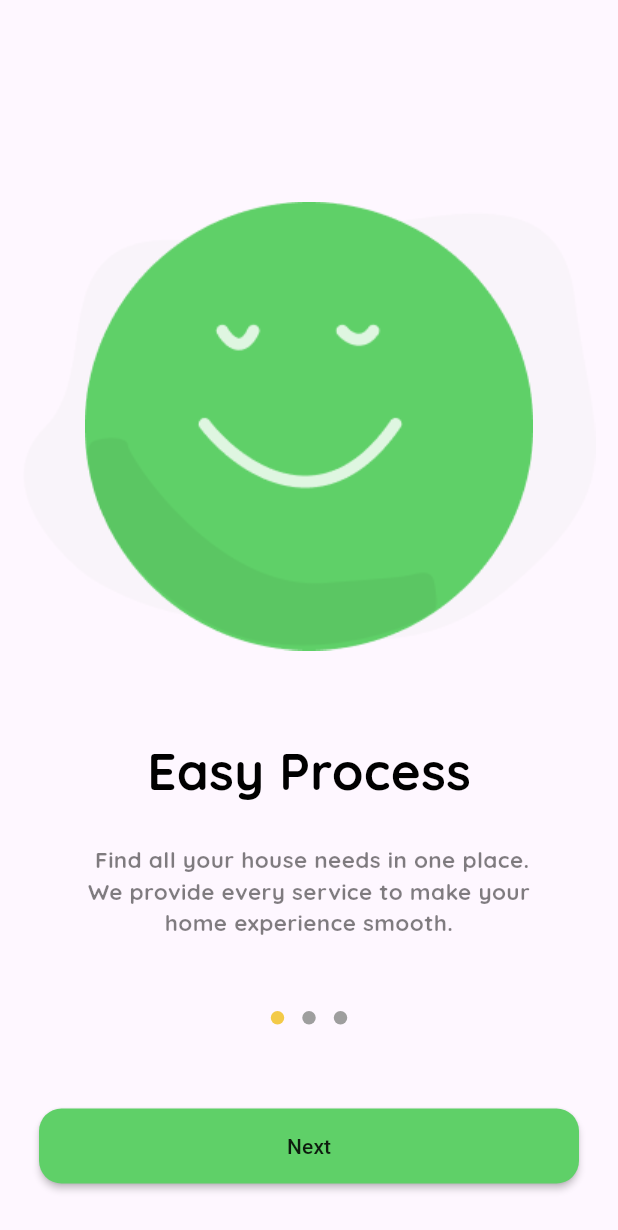
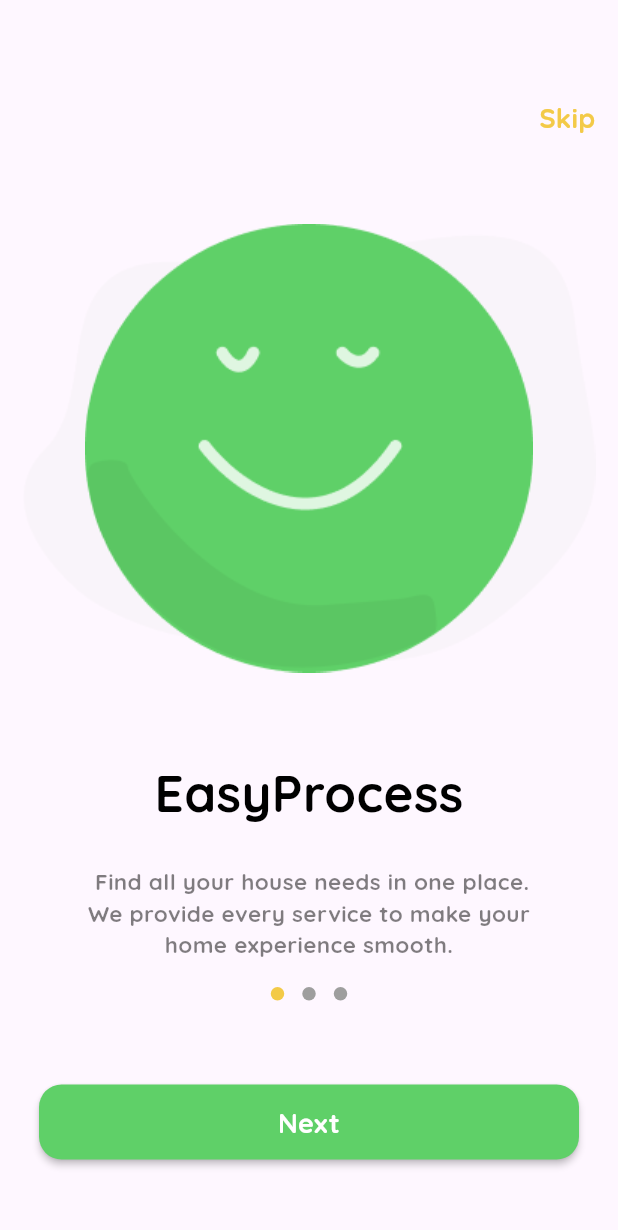
Before and after one commit to Ahmed-Alshobaki/Home-Services-App, a Flutter app: the OnBoarding1 screen opened by its route, on a phone screen of 412 x 824 dp. Shown: the top 1230 px of the screen. Run offline on Flutter 3.47's test engine with Material 2 defaults, Android fonts, the phone set to English and light mode, and no system bars; drawn by our look-alikes of introduction_screen; our stand-ins replace get; missing offline and left inert: image_pickers.

```diff
--- /dev/null
+++ b/lib/Localizations/welcome page/onboarding1/onboarding.dart
@@ -0,0 +1,49 @@
+import 'dart:ui';
+
+import 'package:get/get.dart';
+import 'package:shop/core/resources/manager_strings.dart';
+
+import '../../../core/resources/manager_fonts.dart';
+
+class Translations1 implements Translations{
+  @override
+  // TODO: implement keys
+  Map<String, Map<String, String>> get keys => {
+    "ar" : {
+      ManagerStrings.EasyProcess :"سهولة الوصول",
+      ManagerStrings.sube2 :"ابحث عن كل احتياجات منزلك في مكان واحد. نحن نقدم كل الخدمات لجعل تجربة منزلك سلسة.",
+      ManagerStrings.Skip : "تخطي",
+      ManagerStrings.Next : "دخول",
+      ManagerStrings.ExpertPeople : "عمالة مميزة",
+      ManagerStrings.ExpertPeoplesub : "لدينا أفضل الأفراد في مجالهم يعملون من أجلك فقط. إنهم مدربون جيدًا وقادرون على التعامل مع أي شيء تحتاجه."
+    },
+    "en" : {
+      ManagerStrings.EasyProcess  : "EasyProcess",
+      ManagerStrings.sube2  :  ManagerStrings.sube2 ,
+      ManagerStrings.Skip : "Skip",
+      ManagerStrings.Next : "Next",
+      ManagerStrings.ExpertPeople : ManagerStrings.ExpertPeople,
+      ManagerStrings.ExpertPeoplesub : ManagerStrings.ExpertPeoplesub
+    }
+  };
+
+String en_US = "en";
+String ar_JO = "ar";
+
+
+  String getlanguage(String s){
+  if (s.contains(en_US)) {
+   return "en";
+
+  }else if(s.contains(ar_JO)){
+    return "ar";
+  }
+  return "null";
+}
+String getlang (String lang){
+    if (lang=="ar") {
+      return ManagerFont.din;
+    }else{ return ManagerFont.quicksand;};
+    return "null";
+}
+}
--- a/lib/controlle/Language/Languagecontrolle.dart
+++ b/lib/controlle/Language/Languagecontrolle.dart
@@ -1,3 +1,4 @@
+import 'package:flutter/material.dart';
 import 'package:get/get.dart';
 
 class LanguageControlle extends GetxController{
@@ -7,5 +8,8 @@ class LanguageControlle extends GetxController{
     language = s;
     update();
 }
-
+  void change(String s){
+    Locale locale = Locale(s);
+    Get.updateLocale(locale);
+  }
 }
--- a/lib/controlle/OnBoarding/OnBoarding.dart
+++ b/lib/controlle/OnBoarding/OnBoarding.dart
@@ -3,6 +3,7 @@ import 'package:get/get.dart';
 import 'package:introduction_screen/introduction_screen.dart';
 import 'package:shop/core/resources/manager_routes.dart';
 
+import '../../Localizations/welcome page/onboarding1/onboarding.dart';
 import '../../core/resources/manager_assets.dart';
 import '../../core/resources/manager_colors.dart';
 import '../../core/resources/manager_font_sizes.dart';
@@ -10,7 +11,10 @@ import '../../core/resources/manager_fonts.dart';
 import '../../core/resources/manager_strings.dart';
 
 class OnBoarding extends GetxController{
+
+  Translations1 Translationsz1= Get.put(Translations1());
   List<PageViewModel> getpages() {
+    String lang1= Translationsz1.getlanguage(Get.deviceLocale!.languageCode);
     return [
       PageViewModel(
         decoration: PageDecoration(imageFlex: 2),
@@ -23,20 +27,24 @@ class OnBoarding extends GetxController{
             ],
           ),
         ),
-        titleWidget: const Text((ManagerStrings.EasyProcess1),
-            style: TextStyle(
+        titleWidget:  Text((ManagerStrings.EasyProcess.tr),
+            style:  TextStyle(
                 color: ManagerColors.black,
                 fontWeight: FontWeight.bold,
                 fontSize: ManagerFontSizes.s34,
-                fontFamily: ManagerFont.quicksand)),
+                fontFamily:Translationsz1.getlang(lang1),
+
+            )
+        ),
+          // ManagerFont.quicksand
         bodyWidget: Container(
             height: 80,
             width: 301,
             child: Text(
-              ManagerStrings.sube2,
+              ManagerStrings.sube2.tr,
               textAlign: TextAlign.center,
               style: TextStyle(
-                  fontFamily: ManagerFont.quicksand,
+                  fontFamily: Translationsz1.getlang(lang1),
                   fontWeight: FontWeight.w500,
                   color: ManagerColors.black80,
                   fontSize: 15),
@@ -53,20 +61,20 @@ class OnBoarding extends GetxController{
             ],
           ),
         ),
-        titleWidget: const Text((ManagerStrings.ExpertPeople),
-            style: TextStyle(
+        titleWidget:  Text((ManagerStrings.ExpertPeople.tr),
+            style:  TextStyle(
                 color: ManagerColors.black,
                 fontWeight: FontWeight.bold,
                 fontSize: ManagerFontSizes.s34,
-                fontFamily: ManagerFont.quicksand)),
+                fontFamily: Translationsz1.getlang(lang1))),
         bodyWidget: Container(
             height: 80,
             width: 301,
-            child: const Text(
-              ManagerStrings.ExpertPeoplesub,
+            child:  Text(
+              ManagerStrings.ExpertPeoplesub.tr,
               textAlign: TextAlign.center,
-              style: TextStyle(
-                  fontFamily: ManagerFont.quicksand,
+              style:  TextStyle(
+                  fontFamily: Translationsz1.getlang(lang1),
                   fontWeight: FontWeight.w500,
                   color: ManagerColors.black80,
                   fontSize: 15),
@@ -114,7 +122,7 @@ class OnBoarding extends GetxController{
   }
   void Done(int? a){
     if(introKey.currentState?.getCurrentPage()==2){
-      Get.offNamed(ManagerRoutes.Login);
+      Get.offNamed(ManagerRoutes.LanguageApp);
 
     }
   }
--- a/lib/core/resources/manager_font_sizes.dart
+++ b/lib/core/resources/manager_font_sizes.dart
@@ -11,4 +11,6 @@ class ManagerFontSizes {
   static const double s42= 42;
   static const double s22= 22;
   static const double s15 = 15;
+  static const double s12= 12;
+  static const double s13= 13;
 }
--- a/lib/core/resources/manager_fonts.dart
+++ b/lib/core/resources/manager_fonts.dart
@@ -1,4 +1,14 @@
+import 'package:get/get.dart';
+import 'package:path/path.dart';
+
 class ManagerFont {
   static String appFont = 'Cairo';
   static const String quicksand = 'quicksand';
+  static const String quicksandRegular = 'quicksandRegular';
+  static const String QuicksandMediumttf = 'QuicksandMediumttf';
+  static const String din = 'din';
+
+
+
+
 }
--- a/lib/core/resources/manager_routes.dart
+++ b/lib/core/resources/manager_routes.dart
@@ -4,7 +4,7 @@ class ManagerRoutes {
   static const splash = "/splash";
   static const onboarding1 = "/onboarding1";
   static const Login = "/Login";
-  static const LanguageApp = "/Login";
+  static const LanguageApp = "/LanguageApp";
 
 
 }
--- a/lib/core/resources/manager_strings.dart
+++ b/lib/core/resources/manager_strings.dart
@@ -1,7 +1,7 @@
 class ManagerStrings {
   static const String appName = 'Shop App';
   static const String aboutScreen = 'About Screen';
-  static const String EasyProcess1 = "Easy Process";
+  static const String EasyProcess = "Easy Process";
   static const String sube2 =
       " Find all your house needs in one place.  We provide every service to make your home experience smooth.";
   static const String ExpertPeople = " Expert People";
@@ -17,6 +17,8 @@ class ManagerStrings {
   static const String selectlanguage = "Select Language";
   static const String English = "English";
   static const String Arabic = "Arabic";
-
+  static const String  Bycreatinganaccountyouagreetoour = "By creating an account, you agree to our";
+  static const String  Term_and_Conditions = "Term and Conditions";
+  static const String  Skip = "Skip";
 
 }
--- a/lib/view/welcome page/onboarding1/onboarding1.dart
+++ b/lib/view/welcome page/onboarding1/onboarding1.dart
@@ -3,8 +3,10 @@ import 'package:get/get.dart';
 import 'package:shop/core/resources/manager_assets.dart';
 import 'package:shop/core/resources/manager_font_sizes.dart';
 import 'package:shop/core/resources/manager_height.dart';
+import 'package:shop/core/resources/manager_routes.dart';
 import 'package:shop/core/resources/manager_strings.dart';
 
+import '../../../Localizations/welcome page/onboarding1/onboarding.dart';
 import '../../../controlle/OnBoarding/OnBoarding.dart';
 import '../../../core/resources/manager_colors.dart';
 import 'package:introduction_screen/introduction_screen.dart';
@@ -21,20 +23,36 @@ import '../../widget/Buttom/Buttomprimary.dart';
 // }
 
 class OnBoarding1 extends StatelessWidget {
-  const OnBoarding1({super.key});
-
+   OnBoarding1({super.key});
+  Locale? langCode;
+   String? lang ;
   @override
   Widget build(BuildContext context) {
     OnBoarding OnBoarding1 = Get.put(OnBoarding());
-
+    Translations1 Translationsz = Get.put(Translations1());
+    lang= Translationsz.getlanguage(Get.deviceLocale!.languageCode);
     // TODO: implement build
     return Scaffold(
         body: Container(
       padding: EdgeInsetsDirectional.all(ManagerFontSizes.s15),
       child: Column(
         mainAxisAlignment: MainAxisAlignment.center,
-        crossAxisAlignment: CrossAxisAlignment.center,
         children: [
+          Container(
+            margin: EdgeInsetsDirectional.only(top: 50),
+            alignment: AlignmentDirectional.topEnd,
+            child: InkWell(
+              onTap: (){
+                Get.offNamed(ManagerRoutes.LanguageApp);
+              },
+                child:  Text(
+              ManagerStrings.Skip.tr,
+              style: TextStyle(
+                  fontSize: ManagerFontSizes.s18,
+                  fontFamily: Translationsz.getlang(lang!),
+                  color: ManagerColors.yellow),
+            )),
+          ),
           Container(
             // _introKey
             child: Expanded(
@@ -48,32 +66,18 @@ class OnBoarding1 extends StatelessWidget {
                 showSkipButton: false,
                 showDoneButton: false,
                 showNextButton: false,
-
               ),
             ),
           ),
-          //SizedBox(height: 40,),
-          // Container(
-          //     margin: const EdgeInsetsDirectional.only(bottom: 20),
-          //     child: MaterialButton(
-          //       color: ManagerColors.green,
-          //       height: ManagerHeights.h50,
-          //       minWidth: ManagerHeights.h360,
-          //       onPressed: () {
-          //         OnBoarding1.introKey.currentState?.next();
-          //         int? a =OnBoarding1.introKey.currentState?.getCurrentPage();
-          //         OnBoarding1.Done(a);
-          //       },
-          //       child: const Text(ManagerStrings.Next),
-          //       shape: RoundedRectangleBorder(
-          //           borderRadius: BorderRadius.circular(ManagerFontSizes.s15)),
-          //     )),
-          ButtomPrimary(gata: (){
-            OnBoarding1.introKey.currentState?.next();
-            int? a =OnBoarding1.introKey.currentState?.getCurrentPage();
-            OnBoarding1.Done(a);
-          },),
+          ButtomPrimary(
+            bottom: 36.0,
+            gata: () {
+              OnBoarding1.introKey.currentState?.next();
+              int? a = OnBoarding1.introKey.currentState?.getCurrentPage();
+              OnBoarding1.Done(a);
 
+            },
+          ),
         ],
       ),
     ));
--- a/lib/view/widget/Buttom/Buttomprimary.dart
+++ b/lib/view/widget/Buttom/Buttomprimary.dart
@@ -1,21 +1,28 @@
 import 'package:flutter/material.dart';
+import 'package:get/get.dart';
+import 'package:get/get_core/src/get_main.dart';
 
+import '../../../Localizations/welcome page/onboarding1/onboarding.dart';
 import '../../../core/resources/manager_colors.dart';
 import '../../../core/resources/manager_font_sizes.dart';
 import '../../../core/resources/manager_height.dart';
 import '../../../core/resources/manager_strings.dart';
 import '../../welcome page/onboarding1/onboarding1.dart';
-
+Translations1 Translationsz = Get.put(Translations1());
 class ButtomPrimary extends StatelessWidget {
   var gata;
+  late double ?mtop ;
+ late  double? bottom ;
+  String lang= Translationsz.getlanguage(Get.deviceLocale!.languageCode);
 
-
-   ButtomPrimary({ this.gata()?});
+   ButtomPrimary({ this.gata()?,this.mtop,this.bottom});
 
   @override
   Widget build(BuildContext context) {
     return Container(
-        margin: const EdgeInsetsDirectional.only(bottom: 20),
+      alignment: AlignmentDirectional.center,
+
+        margin:  EdgeInsetsDirectional.only(top: mtop??0.0,bottom: bottom??0.0),
         child: MaterialButton(
           color: ManagerColors.green,
           height: ManagerHeights.h50,
@@ -23,9 +30,9 @@ class ButtomPrimary extends StatelessWidget {
           onPressed: () {
             gata();
           },
-          child: const Text(ManagerStrings.Next),
           shape: RoundedRectangleBorder(
               borderRadius: BorderRadius.circular(ManagerFontSizes.s15)),
+          child:  Text(ManagerStrings.Next.tr,style: TextStyle(fontFamily:Translationsz.getlang(lang),color: ManagerColors.white,fontSize: ManagerFontSizes.s18),),
         ));
   }
 }
```
Also changed, not shown: lib/main.dart (+19 -11 lines), lib/view/welcome page/language/language.dart (+55 -36 lines), pubspec.yaml (+19 -8 lines), font/fontArbic/din-next-lt-w23-regular.ttf (added).
